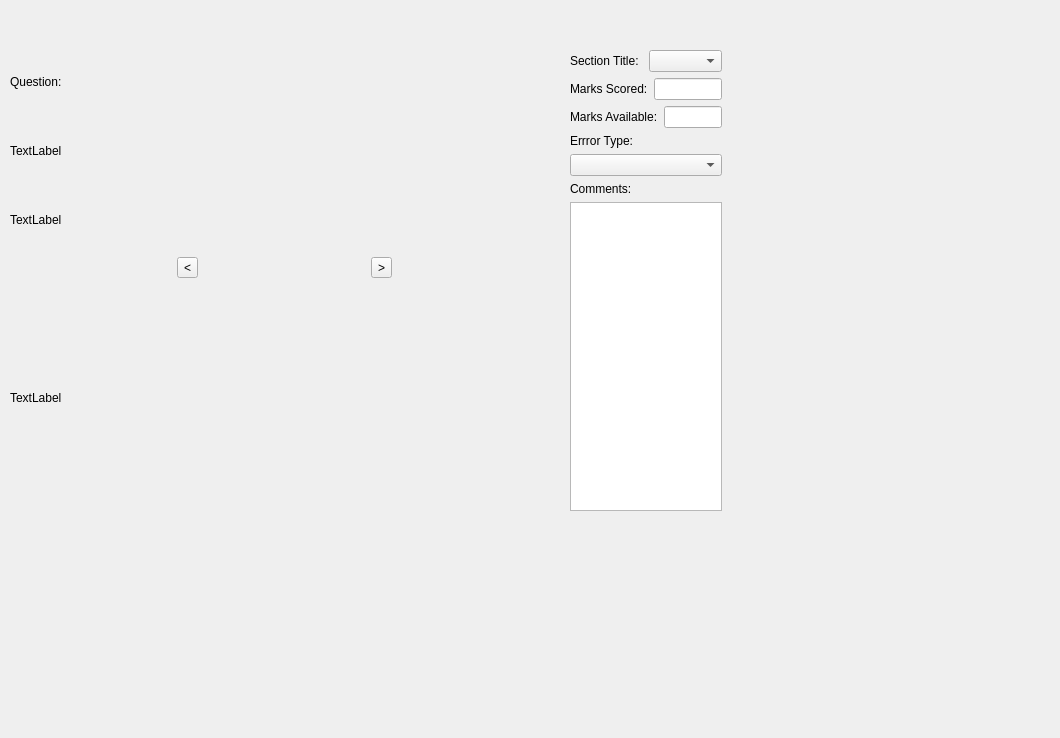
Qt form question_answer_viewer.ui (MahanTaps/PyMarkingTool-) before a commit.
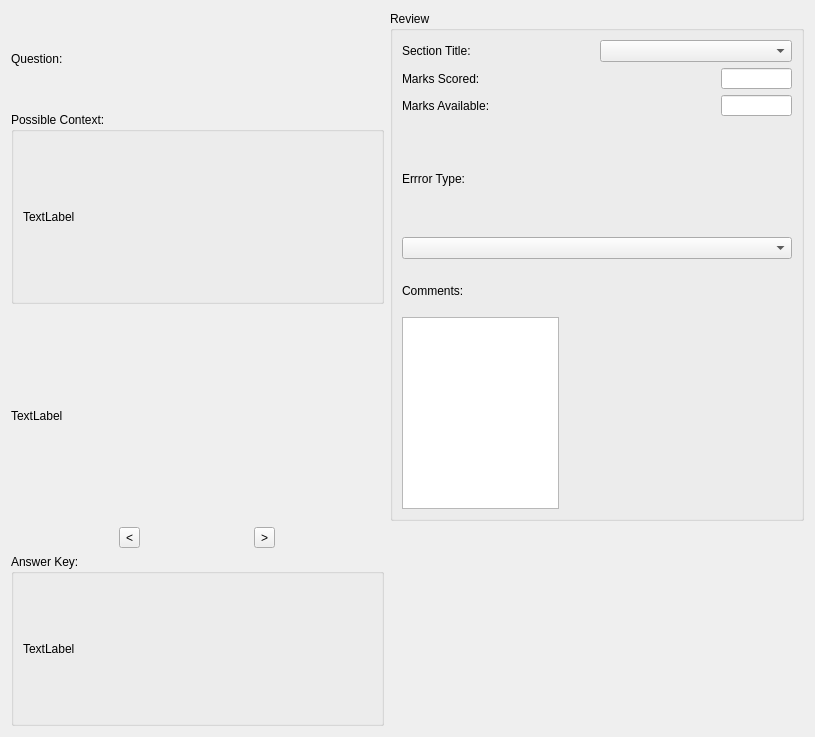
The same form after that commit.

Commit message: refactor(ui): use group boxes and grid layout to improve widget sizing

What changed in the file:
```diff
--- a/question_answer_viewer.ui
+++ b/question_answer_viewer.ui
@@ -6,103 +6,30 @@
    <rect>
     <x>0</x>
     <y>0</y>
-    <width>1060</width>
-    <height>738</height>
+    <width>815</width>
+    <height>737</height>
    </rect>
   </property>
   <property name="windowTitle">
    <string>Dialog</string>
   </property>
-  <widget class="QWidget" name="horizontalLayoutWidget_4">
-   <property name="geometry">
-    <rect>
-     <x>10</x>
-     <y>50</y>
-     <width>551</width>
-     <height>461</height>
-    </rect>
-   </property>
-   <layout class="QHBoxLayout" name="mainLayout">
-    <property name="sizeConstraint">
-     <enum>QLayout::SetDefaultConstraint</enum>
-    </property>
-    <item>
-     <layout class="QVBoxLayout" name="layout_imageViewer">
-      <property name="rightMargin">
-       <number>0</number>
-      </property>
-      <property name="bottomMargin">
-       <number>0</number>
-      </property>
-      <item>
-       <layout class="QVBoxLayout" name="layout_questionTitle">
-        <item>
+  <layout class="QGridLayout" name="gridLayout_2">
+   <item row="0" column="0">
+    <layout class="QGridLayout" name="gridLayout">
+     <item row="0" column="0">
          <widget class="QLabel" name="questionLabel">
           <property name="text">
            <string>Question:</string>
           </property>
          </widget>
         </item>
-        <item>
-         <widget class="QLabel" name="stemImageLabel">
-          <property name="text">
-           <string>TextLabel</string>
-          </property>
-         </widget>
-        </item>
+     <item row="0" column="1" rowspan="3">
+      <widget class="QGroupBox" name="groupBox">
+       <property name="title">
+        <string>Review </string>
+       </property>
+       <layout class="QVBoxLayout" name="verticalLayout">
         <item>
-         <widget class="QLabel" name="questionImageLabel">
-          <property name="text">
-           <string>TextLabel</string>
-          </property>
-         </widget>
-        </item>
-        <item>
-         <layout class="QHBoxLayout" name="layout_toolButtons">
-          <item>
-           <widget class="QToolButton" name="prevToolButton">
-            <property name="text">
-             <string>&lt;</string>
-            </property>
-            <property name="arrowType">
-             <enum>Qt::NoArrow</enum>
-            </property>
-           </widget>
-          </item>
-          <item>
-           <widget class="QToolButton" name="nextToolButton">
-            <property name="text">
-             <string>&gt;</string>
-            </property>
-            <property name="arrowType">
-             <enum>Qt::NoArrow</enum>
-            </property>
-           </widget>
-          </item>
-         </layout>
-        </item>
-       </layout>
-      </item>
-      <item>
-       <widget class="QLabel" name="answerImageLabel">
-        <property name="text">
-         <string>TextLabel</string>
-        </property>
-       </widget>
-      </item>
-     </layout>
-    </item>
-   </layout>
-  </widget>
-  <widget class="QWidget" name="">
-   <property name="geometry">
-    <rect>
-     <x>570</x>
-     <y>50</y>
-     <width>152</width>
-     <height>461</height>
-    </rect>
-   </property>
    <layout class="QVBoxLayout" name="layout_review">
     <property name="sizeConstraint">
      <enum>QLayout::SetDefaultConstraint</enum>
@@ -133,7 +60,14 @@
          </widget>
         </item>
         <item>
-         <widget class="QLineEdit" name="marksScoredEdit"/>
+               <widget class="QLineEdit" name="marksScoredEdit">
+                <property name="maximumSize">
+                 <size>
+                  <width>71</width>
+                  <height>21</height>
+                 </size>
+                </property>
+               </widget>
         </item>
        </layout>
       </item>
@@ -147,7 +81,14 @@
          </widget>
         </item>
         <item>
-         <widget class="QLineEdit" name="marksAvailableEdit"/>
+               <widget class="QLineEdit" name="marksAvailableEdit">
+                <property name="maximumSize">
+                 <size>
+                  <width>71</width>
+                  <height>21</height>
+                 </size>
+                </property>
+               </widget>
         </item>
        </layout>
       </item>
@@ -155,6 +96,9 @@
     </item>
     <item>
      <layout class="QVBoxLayout" name="layout_errorType">
+            <property name="spacing">
+             <number>1</number>
+            </property>
       <item>
        <widget class="QLabel" name="errorLabel">
         <property name="text">
@@ -169,20 +113,123 @@
     </item>
     <item>
      <layout class="QVBoxLayout" name="layout_comments">
+            <property name="spacing">
+             <number>1</number>
+            </property>
       <item>
        <widget class="QLabel" name="commentsLabel">
+              <property name="maximumSize">
+               <size>
+                <width>121</width>
+                <height>51</height>
+               </size>
+              </property>
         <property name="text">
          <string>Comments:</string>
         </property>
        </widget>
       </item>
       <item>
-       <widget class="QTextEdit" name="commentsEdit"/>
+             <widget class="QTextEdit" name="commentsEdit">
+              <property name="maximumSize">
+               <size>
+                <width>157</width>
+                <height>192</height>
+               </size>
+              </property>
+             </widget>
       </item>
      </layout>
     </item>
    </layout>
-  </widget>
+        </item>
+       </layout>
+      </widget>
+     </item>
+     <item row="1" column="0">
+      <widget class="QGroupBox" name="groupBox_3">
+       <property name="title">
+        <string>Possible Context:</string>
+       </property>
+       <layout class="QVBoxLayout" name="verticalLayout_3">
+        <item>
+         <widget class="QLabel" name="stemImageLabel">
+          <property name="minimumSize">
+           <size>
+            <width>347</width>
+            <height>151</height>
+           </size>
+          </property>
+          <property name="text">
+           <string>TextLabel</string>
+          </property>
+         </widget>
+        </item>
+       </layout>
+      </widget>
+     </item>
+     <item row="2" column="0">
+      <widget class="QLabel" name="questionImageLabel">
+       <property name="minimumSize">
+        <size>
+         <width>347</width>
+         <height>211</height>
+        </size>
+       </property>
+       <property name="text">
+        <string>TextLabel</string>
+       </property>
+      </widget>
+     </item>
+     <item row="3" column="0">
+      <layout class="QHBoxLayout" name="layout_toolButtons">
+       <item>
+        <widget class="QToolButton" name="prevToolButton">
+         <property name="text">
+          <string>&lt;</string>
+         </property>
+         <property name="arrowType">
+          <enum>Qt::NoArrow</enum>
+         </property>
+        </widget>
+       </item>
+       <item>
+        <widget class="QToolButton" name="nextToolButton">
+         <property name="text">
+          <string>&gt;</string>
+         </property>
+         <property name="arrowType">
+          <enum>Qt::NoArrow</enum>
+         </property>
+        </widget>
+       </item>
+      </layout>
+     </item>
+     <item row="4" column="0">
+      <widget class="QGroupBox" name="groupBox_2">
+       <property name="title">
+        <string>Answer Key: </string>
+       </property>
+       <layout class="QVBoxLayout" name="verticalLayout_2">
+        <item>
+         <widget class="QLabel" name="answerImageLabel">
+          <property name="minimumSize">
+           <size>
+            <width>349</width>
+            <height>131</height>
+           </size>
+          </property>
+          <property name="text">
+           <string>TextLabel</string>
+          </property>
+         </widget>
+        </item>
+       </layout>
+      </widget>
+     </item>
+    </layout>
+   </item>
+  </layout>
  </widget>
  <resources/>
  <connections/>
```
Lines whose indentation alone changed are shown as unchanged. The commit also changes 3 other files.
